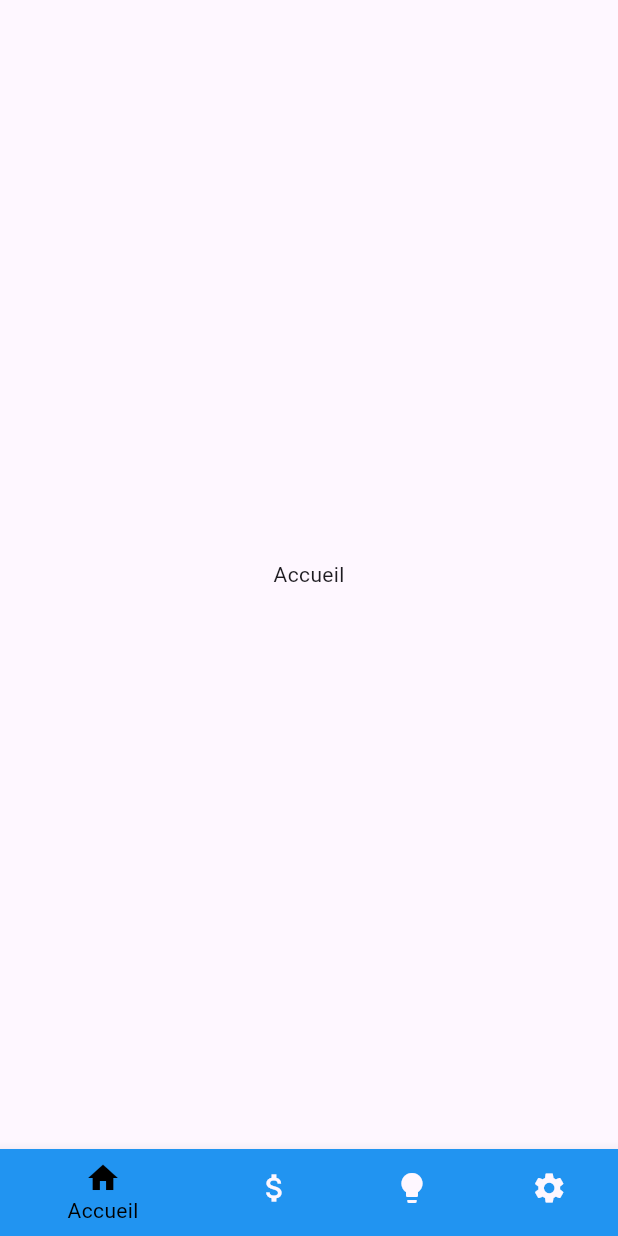
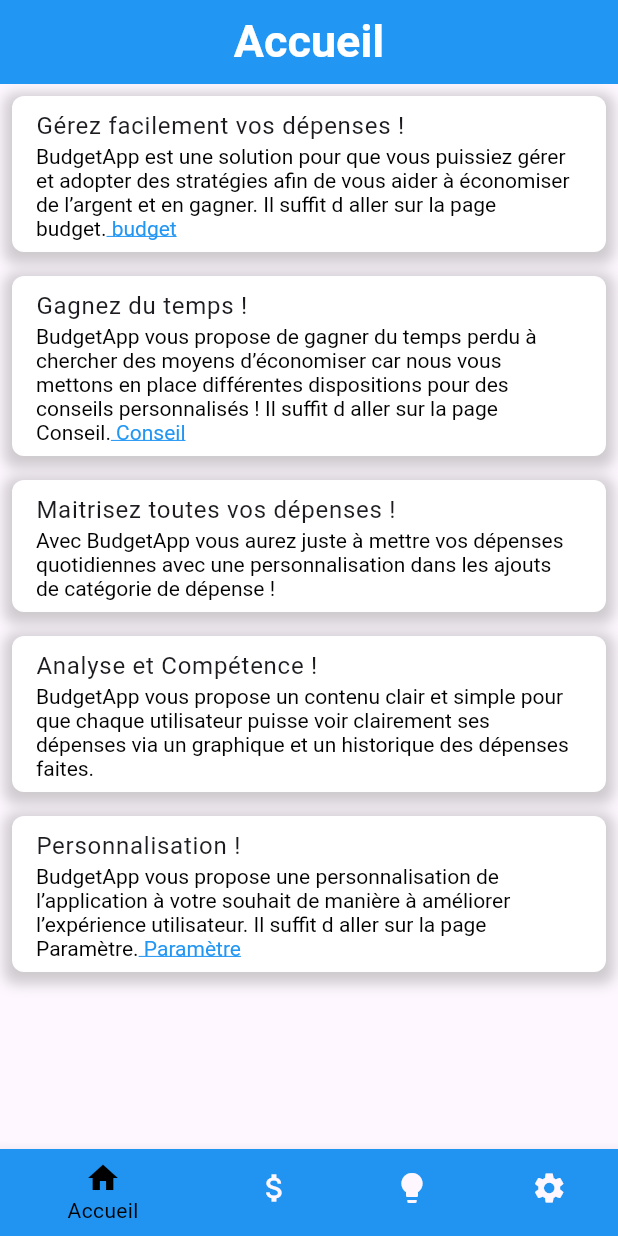
Before and after one commit to mdeport/budget_app, a Flutter app: the screen it shows once a user with an empty profile is signed in, on a phone screen of 412 x 824 dp. Run offline on Flutter 3.47's test engine with Material 3 defaults, Android fonts, the phone set to English and light mode, and no system bars; our stand-ins replace cloud_firestore, firebase_auth, firebase_core, font_awesome_flutter, google_fonts, syncfusion_flutter_charts; missing offline and left inert: flutter_material_color_picker; accounts and stored records are empty.

Commit message:
Ajout de la page accueil

```diff
--- a/lib/pages/page-contenue-app/page-accueil/page-accueil-principal.dart
+++ b/lib/pages/page-contenue-app/page-accueil/page-accueil-principal.dart
@@ -1,11 +1,12 @@
 import 'package:flutter/material.dart';
+import 'package:flutter/gestures.dart';
 import 'package:application_budget_app/pages/page-contenue-app/page-budget/page-budget-principal.dart';
 import 'package:application_budget_app/pages/page-contenue-app/page-conseil/page-conseil-principal.dart';
 import 'package:application_budget_app/pages/page-contenue-app/page-parametre/page-parametre-principal.dart';
 import 'package:application_budget_app/pages/navbottombar/navbottombar.dart';
 
 class Page_accueil_principal extends StatefulWidget {
-  const Page_accueil_principal({super.key});
+  const Page_accueil_principal({Key? key});
 
   @override
   State<Page_accueil_principal> createState() => _Page_accueil_principalState();
@@ -15,8 +16,77 @@ class _Page_accueil_principalState extends State<Page_accueil_principal> {
   @override
   Widget build(BuildContext context) {
     return Scaffold(
-      body: const Center(
-        child: Text('Accueil'),
+      appBar: AppBar(
+        title: const Text(
+          'Accueil',
+          style: TextStyle(
+            color: Color.fromARGB(255, 255, 255, 255),
+            fontWeight: FontWeight.bold,
+            fontSize: 30.0,
+          ),
+        ),
+        centerTitle: true,
+        automaticallyImplyLeading: false,
+        flexibleSpace: Container(
+          decoration: const BoxDecoration(
+            color: Colors.blue,
+          ),
+        ),
+      ),
+      body: ListView(
+        children: <Widget>[
+          buildShadowedBox(
+            'Gérez facilement vos dépenses !',
+            'BudgetApp est une solution pour que vous puissiez gérer et adopter des stratégies afin de vous aider à économiser de l’argent et en gagner. Il suffit d aller sur la page budget.',
+            'budget', // mot cliquable
+            () {
+              Navigator.push(
+                context,
+                MaterialPageRoute(
+                  builder: (context) => const Page_budget_principal(),
+                ),
+              );
+            },
+          ),
+          buildShadowedBox(
+            'Gagnez du temps !',
+            'BudgetApp vous propose de gagner du temps perdu à chercher des moyens d’économiser car nous vous mettons en place différentes dispositions pour des conseils personnalisés ! Il suffit d aller sur la page Conseil.',
+            'Conseil', // mot cliquable
+            () {
+              Navigator.push(
+                context,
+                MaterialPageRoute(
+                  builder: (context) => const Page_conseil_principal(),
+                ),
+              );
+            },
+          ),
+          buildShadowedBox(
+            'Maitrisez toutes vos dépenses !',
+            'Avec BudgetApp vous aurez juste à mettre vos dépenses quotidiennes avec une personnalisation dans les ajouts de catégorie de dépense !',
+            '', // pas de mot cliquable
+            null, // pas de fonction associée
+          ),
+          buildShadowedBox(
+            'Analyse et Compétence !',
+            'BudgetApp vous propose un contenu clair et simple pour que chaque utilisateur puisse voir clairement ses dépenses via un graphique et un historique des dépenses faites.',
+            '', // pas de mot cliquable
+            null, // pas de fonction associée
+          ),
+          buildShadowedBox(
+            'Personnalisation !',
+            'BudgetApp vous propose une personnalisation de l’application à votre souhait de manière à améliorer l’expérience utilisateur. Il suffit d aller sur la page Paramètre.',
+            'Paramètre', // mot cliquable
+            () {
+              Navigator.push(
+                context,
+                MaterialPageRoute(
+                  builder: (context) => const Page_parametre_principal(),
+                ),
+              );
+            },
+          ),
+        ],
       ),
       bottomNavigationBar: BottomNavBar(
         currentIndex: 0,
@@ -54,4 +124,59 @@ class _Page_accueil_principalState extends State<Page_accueil_principal> {
       ),
     );
   }
+
+  Widget buildShadowedBox(String title, String description, String clickableWord, Function()? onPressed) {
+    return Padding(
+      padding: const EdgeInsets.all(8.0),
+      child: Container(
+        decoration: BoxDecoration(
+          color: Colors.white,
+          borderRadius: BorderRadius.circular(8.0),
+          boxShadow: [
+            BoxShadow(
+              color: Colors.grey.withOpacity(0.5),
+              spreadRadius: 5,
+              blurRadius: 7,
+              offset: const Offset(0, 3),
+            ),
+          ],
+        ),
+        child: ListTile(
+          title: Text(title),
+          subtitle: Row(
+            children: [
+              Expanded(
+                child: Column(
+                  crossAxisAlignment: CrossAxisAlignment.start,
+                  children: [
+                    RichText(
+                      text: TextSpan(
+                        children: [
+                          TextSpan(
+                            text: description,
+                            style: const TextStyle(
+                              color: Colors.black,
+                            ),
+                          ),
+                          if (clickableWord.isNotEmpty && onPressed != null)
+                            TextSpan(
+                              text: ' $clickableWord',
+                              style: const TextStyle(
+                                color: Colors.blue,
+                                decoration: TextDecoration.underline,
+                              ),
+                              recognizer: TapGestureRecognizer()..onTap = onPressed,
+                            ),
+                        ],
+                      ),
+                    ),
+                  ],
+                ),
+              ),
+            ],
+          ),
+        ),
+      ),
+    );
+  }
 }
```
Also changed, not shown: pubspec.lock.
